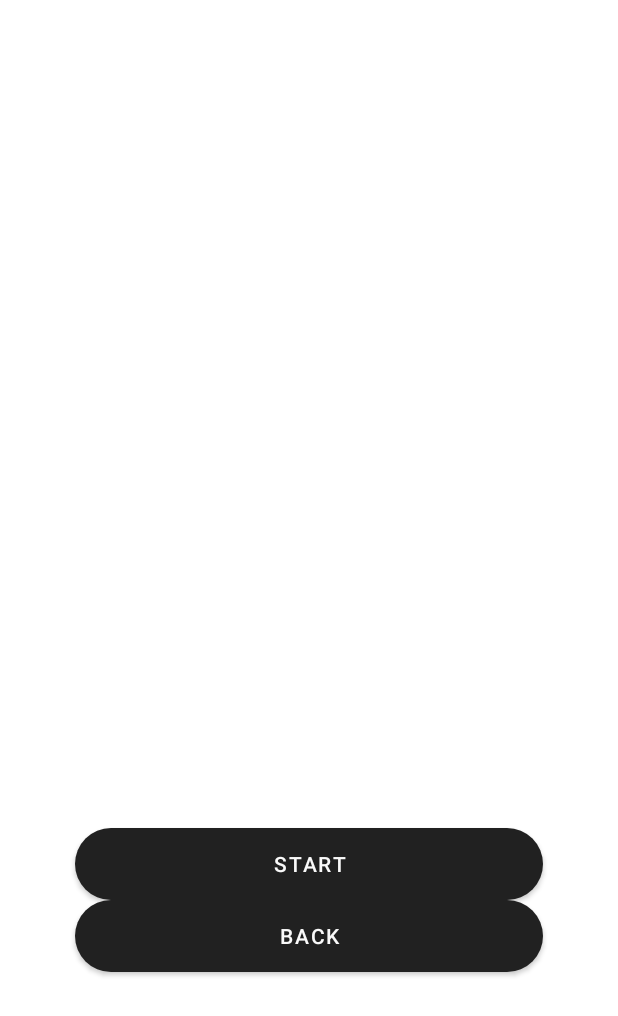
After one commit to irackiw/PAMO, an Android app: the QuizActivity screen opened directly, with no data from a screen before it, on a phone screen of 412 x 824 dp. The commit adds this screen. Shown: the top 1016 px of the screen. Run offline under Robolectric (Android 15) with nearby library versions, the phone set to English and light mode, and no system bars.

Commit message:
add quiz; lab3

```diff
--- a/lab1/app/src/main/AndroidManifest.xml
+++ b/lab1/app/src/main/AndroidManifest.xml
@@ -24,6 +24,11 @@
             android:label="@string/app_name"
             android:theme="@style/Theme.BMICALC.NoActionBar">
         </activity>
+        <activity
+            android:name=".QuizActivity"
+            android:label="@string/app_name"
+            android:theme="@style/Theme.BMICALC.NoActionBar">
+        </activity>
     </application>
 
 </manifest>
--- /dev/null
+++ b/lab1/app/src/main/java/com/example/bmicalc/DTO/QuizDTO.java
@@ -0,0 +1,28 @@
+package com.example.bmicalc.DTO;
+
+import java.util.ArrayList;
+
+public class QuizDTO {
+
+    private final String question;
+    private final ArrayList<String> answers;
+    private final String correctAnswer;
+
+    public QuizDTO(String question, ArrayList<String> answers, String correctAnswer) {
+        this.question = question;
+        this.answers = answers;
+        this.correctAnswer = correctAnswer;
+    }
+
+    public String getQuestion() {
+        return question;
+    }
+
+    public ArrayList<String> getAnswers() {
+        return answers;
+    }
+
+    public String getCorrectAnswer() {
+        return correctAnswer;
+    }
+}
--- /dev/null
+++ b/lab1/app/src/main/java/com/example/bmicalc/QuizActivity.java
@@ -0,0 +1,107 @@
+package com.example.bmicalc;
+
+import android.content.Intent;
+import android.graphics.Bitmap;
+import android.graphics.BitmapFactory;
+import android.graphics.drawable.Drawable;
+import android.os.Bundle;
+import android.text.Html;
+import android.text.method.ScrollingMovementMethod;
+import android.view.View;
+import android.widget.Button;
+import android.widget.ImageView;
+import android.widget.TextView;
+
+import androidx.appcompat.app.AppCompatActivity;
+
+import com.example.bmicalc.DTO.QuizDTO;
+import com.example.bmicalc.DTO.RecipeDTO;
+
+import org.json.JSONArray;
+import org.json.JSONException;
+import org.json.JSONObject;
+
+import java.io.IOException;
+import java.io.InputStream;
+import java.util.ArrayList;
+
+public class QuizActivity extends AppCompatActivity {
+
+    int currentQuestionNumber = 0;
+    ArrayList<QuizDTO> quizDTOS = new ArrayList<>();
+    TextView questionTextView;
+    Button aAnswer;
+    Button bAnswer;
+    Button cAnswer;
+    Button dAnswer;
+    Button[] answerButtons = {aAnswer, bAnswer, cAnswer, dAnswer};
+
+    @Override
+    protected void onCreate(Bundle savedInstanceState) {
+        super.onCreate(savedInstanceState);
+        setContentView(R.layout.activity_quiz);
+
+        questionTextView = findViewById(R.id.form_quiz_question);
+        aAnswer = findViewById(R.id.aResponse);
+        bAnswer = findViewById(R.id.bResponse);
+        cAnswer = findViewById(R.id.cResponse);
+        dAnswer = findViewById(R.id.dResponse);
+        try {
+            InputStream inputStream = getAssets().open("questions.json");
+            int size = inputStream.available();
+            byte[] buffer = new byte[size];
+            inputStream.read(buffer);
+
+
+            JSONArray jsonArray = new JSONArray(new String(buffer));
+            for (int i = 0; i < jsonArray.length(); i++) {
+
+                JSONObject jsonObject = jsonArray.getJSONObject(i);
+
+                JSONArray answerJsonObject = jsonObject.getJSONArray("answers");
+                ArrayList<String> answerList = new ArrayList<>();
+
+                for (int y = 0; y < answerJsonObject.length(); y++) {
+                    String answer = answerJsonObject.getString(y);
+                    answerList.add(answer);
+
+                }
+
+                QuizDTO quizDTO = new QuizDTO(
+                        jsonObject.getString("question"),
+                        answerList,
+                        jsonObject.getString("correctAnswer")
+                );
+
+                quizDTOS.add(quizDTO);
+            }
+
+        } catch (IOException | JSONException e) {
+            e.printStackTrace();
+        }
+
+    }
+
+
+    public void onButtonClick(View v) {
+
+        Intent myIntent = new Intent(getBaseContext(), MainActivity.class);
+        startActivity(myIntent);
+    }
+
+    public void start(View v) {
+
+        QuizDTO quizDTO = quizDTOS.get(currentQuestionNumber);
+        questionTextView.setText(quizDTO.getQuestion());
+        for (int i = 0; i < 4 ; i++){
+            answerButtons[i].setText(quizDTO.getAnswers().get(i));
+            answerButtons[i].setVisibility(View.VISIBLE);
+        }
+        aAnswer.setText(quizDTO.getAnswers().get(0));
+        bAnswer.setText(quizDTO.getAnswers().get(1));
+        cAnswer.setText(quizDTO.getAnswers().get(2));
+        dAnswer.setText(quizDTO.getAnswers().get(3));
+        currentQuestionNumber++;
+
+    }
+}
--- a/lab1/app/src/main/java/com/example/bmicalc/RecipesActivity.java
+++ b/lab1/app/src/main/java/com/example/bmicalc/RecipesActivity.java
@@ -61,7 +61,6 @@ public class RecipesActivity extends AppCompatActivity {
                 );
 
                 recipeDTOS.add(recipeDTO);
-
             }
 
 
@@ -100,4 +99,8 @@ public class RecipesActivity extends AppCompatActivity {
     }
 
 
+    public void start(View view) {
+        Intent myIntent = new Intent(getBaseContext(), QuizActivity.class);
+        startActivity(myIntent);
+    }
 }
--- /dev/null
+++ b/lab1/app/src/main/res/drawable-v24/btn_green.xml
@@ -0,0 +1,5 @@
+<?xml version="1.0" encoding="utf-8"?>
+<shape xmlns:android="http://schemas.android.com/apk/res/android">
+    <corners android:radius="80dp"/>
+    <solid android:color="@color/colorGreen"/>
+</shape>
--- /dev/null
+++ b/lab1/app/src/main/res/layout/activity_quiz.xml
@@ -0,0 +1,87 @@
+<?xml version="1.0" encoding="utf-8"?>
+<LinearLayout xmlns:android="http://schemas.android.com/apk/res/android"
+    xmlns:app="http://schemas.android.com/apk/res-auto"
+    xmlns:tools="http://schemas.android.com/tools"
+    android:layout_width="match_parent"
+    android:layout_height="match_parent"
+    android:gravity="center"
+    android:orientation="vertical"
+    tools:context=".RecipesActivity">
+
+    <TextView
+        android:id="@+id/form_quiz_score"
+        android:layout_width="280dp"
+        android:layout_height="72dp"
+        android:layout_marginHorizontal="50dp"
+        android:layout_marginVertical="10dp"
+        android:textAlignment="center"
+        android:textAllCaps="true"
+        android:textSize="26sp" />
+
+    <TextView
+        android:id="@+id/form_quiz_question"
+        android:layout_width="280dp"
+        android:layout_height="72dp"
+        android:layout_marginHorizontal="50dp"
+        android:layout_marginVertical="10dp"
+        android:textAlignment="center"
+        android:textAllCaps="true"
+        android:textSize="26sp" />
+
+    <Button
+        android:id="@+id/aResponse"
+        android:layout_width="match_parent"
+        android:layout_height="wrap_content"
+        android:layout_marginHorizontal="50dp"
+        android:background="@drawable/btn_bg"
+        android:textColor="#fafafa"
+        android:visibility="invisible" />
+
+    <Button
+        android:id="@+id/bResponse"
+        android:layout_width="match_parent"
+        android:layout_height="wrap_content"
+        android:layout_marginHorizontal="50dp"
+        android:background="@drawable/btn_bg"
+        android:textColor="#fafafa"
+        android:visibility="invisible" />
+
+    <Button
+        android:id="@+id/cResponse"
+        android:layout_width="match_parent"
+        android:layout_height="wrap_content"
+        android:layout_marginHorizontal="50dp"
+        android:background="@drawable/btn_bg"
+        android:textColor="#fafafa"
+        android:visibility="invisible" />
+
+    <Button
+        android:id="@+id/dResponse"
+        android:layout_width="match_parent"
+        android:layout_height="wrap_content"
+        android:layout_marginHorizontal="50dp"
+        android:background="@drawable/btn_bg"
+        android:textColor="#fafafa"
+        android:visibility="invisible" />
+
+    <Button
+        android:id="@+id/start"
+        android:layout_width="match_parent"
+        android:layout_height="wrap_content"
+        android:layout_marginHorizontal="50dp"
+        android:background="@drawable/btn_bg"
+        android:onClick="start"
+        android:text="@string/form_quiz_start"
+        android:textColor="#fafafa" />
+
+    <Button
+        android:id="@+id/back"
+        android:layout_width="match_parent"
+        android:layout_height="wrap_content"
+        android:layout_marginHorizontal="50dp"
+        android:background="@drawable/btn_bg"
+        android:onClick="onButtonClick"
+        android:text="@string/form_back"
+        android:textColor="#fafafa" />
+
+</LinearLayout>
--- a/lab1/app/src/main/res/values/colors.xml
+++ b/lab1/app/src/main/res/values/colors.xml
@@ -6,4 +6,5 @@
     <color name="white_greyish">#EEEEEE</color>
     <color name="button_selectorcolor">#9E9E9E</color>
     <color name="colorAccent">#EF9826</color>
+    <color name="colorGreen">#43DD3B</color>
 </resources>
--- a/lab1/app/src/main/res/values/strings.xml
+++ b/lab1/app/src/main/res/values/strings.xml
@@ -20,4 +20,7 @@
     <string name="form_height">Height in cm</string>
     <string name="form_weight">Weight in kg</string>
     <string name="form_recipe">Recipe idea for You</string>
+
+    <string name="form_quiz">Quiz</string>
+    <string name="form_quiz_start">Start</string>
 </resources>
```
Also changed, not shown: lab1/app/src/main/assets/questions.json (added, +59 -0 lines), lab1/app/src/main/java/com/example/bmicalc/MainActivity.java (+6 -1 lines), lab1/app/src/main/res/layout/content_main.xml (+10 -0 lines).
